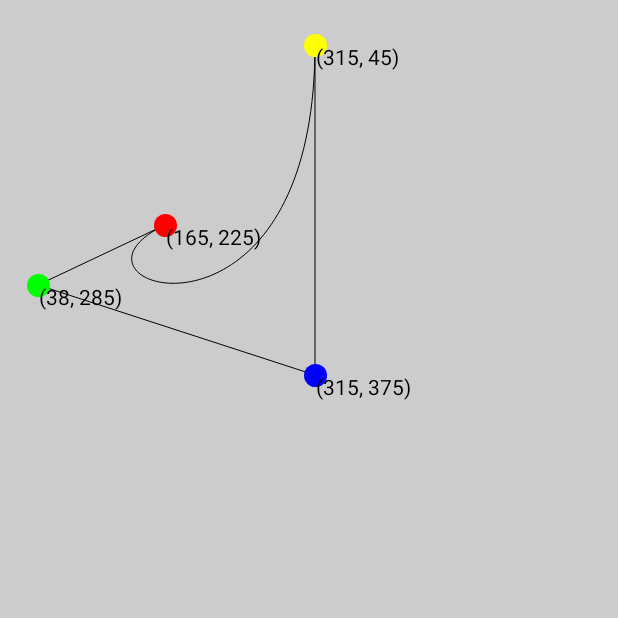
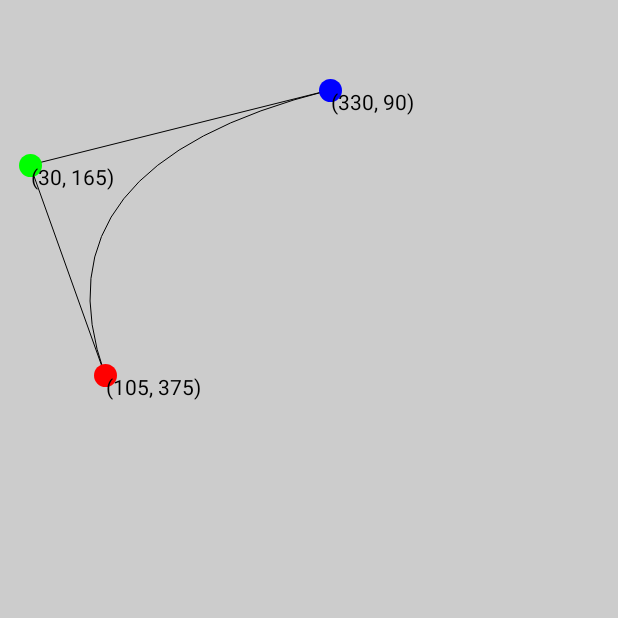
Before and after one commit to saied89/BezierCurves, an Android app built with Jetpack Compose: the screen it shows after launch (MainActivity), on a phone screen of 412 x 824 dp, the top half of it. Run offline under Robolectric (Android 15) with nearby library versions, the phone set to English and light mode, and no system bars.

Commit message:
refactor quad

```diff
--- a/app/src/main/java/home/saied/beziercrves/MainActivity.kt
+++ b/app/src/main/java/home/saied/beziercrves/MainActivity.kt
@@ -20,7 +20,7 @@ class MainActivity : ComponentActivity() {
         setContent {
             BezierCrvesTheme {
                 // A surface container using the 'background' color from the theme
-                CubicBezierCurve(
+                QuadraticBezierCurve(
                     modifier = Modifier
                         .background(Color.LightGray)
                         .fillMaxSize()
--- a/app/src/main/java/home/saied/beziercrves/one/QuadraticBezierCurve.kt
+++ b/app/src/main/java/home/saied/beziercrves/one/QuadraticBezierCurve.kt
@@ -18,9 +18,9 @@ import home.saied.beziercrves.Point
 import home.saied.beziercrves.toIntOffset
 
 private val offsetList = listOf(
-    20.dp to 110.dp, 220.dp to 60.dp, 70.dp to 250.dp
+    70.dp to 250.dp, 20.dp to 110.dp, 220.dp to 60.dp
 )
-private val colorList = listOf(Color.Green, Color.Red, Color.Blue)
+private val colorList = listOf(Color.Red, Color.Green, Color.Blue)
 
 @Composable
 fun QuadraticBezierCurve(modifier: Modifier = Modifier) {
@@ -28,10 +28,10 @@ fun QuadraticBezierCurve(modifier: Modifier = Modifier) {
         val initOffsetList = offsetList.map { LocalDensity.current.toIntOffset(it) }
         val offsetList = remember { initOffsetList.toMutableStateList() }
         Line(vertice0 = { offsetList[0] }, vertice1 = { offsetList[1] })
-        Line(vertice0 = { offsetList[0] }, vertice1 = { offsetList[2] })
+        Line(vertice0 = { offsetList[1] }, vertice1 = { offsetList[2] })
         QuadraticBezier(
-            point0 = offsetList[1].toOffset(),
-            point1 = offsetList[0].toOffset(),
+            point0 = offsetList[0].toOffset(),
+            point1 = offsetList[1].toOffset(),
             point2 = offsetList[2].toOffset()
         )
         repeat(3) { index ->
```
